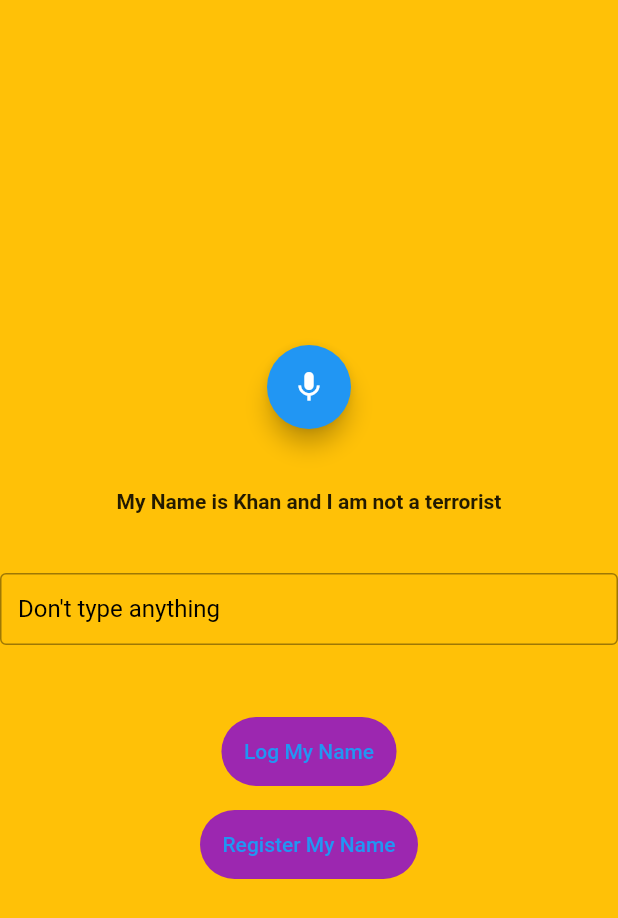
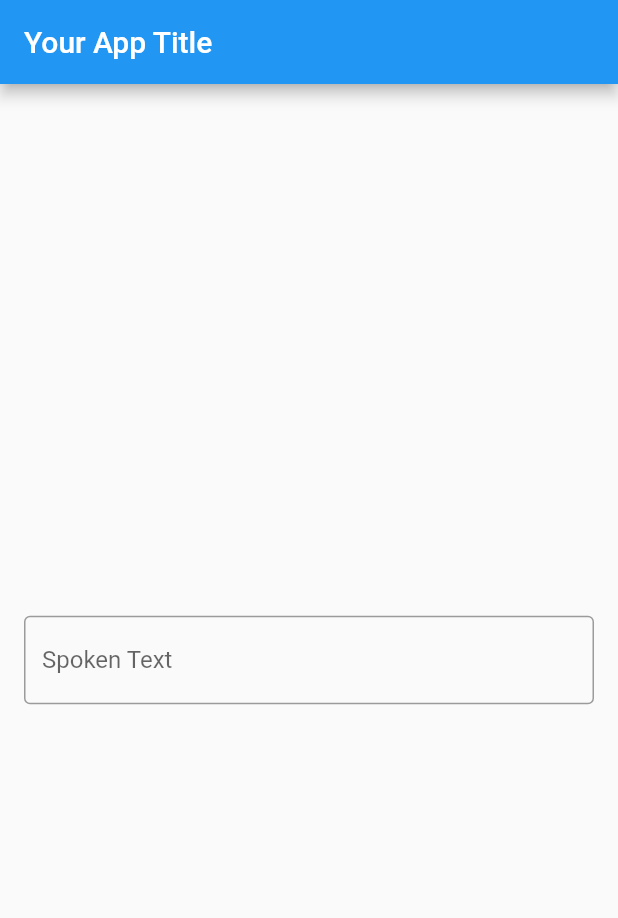
Before and after one commit to SajitDahal/flutterProject, a Flutter app: the screen it shows after launch, on a phone screen of 412 x 824 dp. Shown: the top 918 px of the screen. Run offline on Flutter 3.47's test engine with Material 2 defaults, Android fonts, the light colour scheme and no system bars; our stand-ins replace device_info_plus, flutter_local_notifications, shared_preferences, speech_to_text; missing offline and left inert: flutter_background_service, flutter_background_service_android; Roboto replaces fonts that are missing (Times New Roman).

Commit message:
voice relistens

```diff
--- a/lib/firstpage.dart
+++ b/lib/firstpage.dart
@@ -1,129 +1,89 @@
-import 'dart:async';
-import 'dart:ui';
+import 'package:flutter/material.dart';
+import 'package:speech_to_text/speech_to_text.dart';
 
-import 'package:flutter/material.dart';
-// ignore: unused_import
-import 'package:speech_to_text/speech_to_text.dart';
-import 'package:voiceapp/speechapi.dart';
-
-// ignore: unused_import
-import 'package:device_policy_manager/device_policy_manager.dart';
-// ignore: camel_case_types
-class firstpage extends StatefulWidget {
-  const firstpage({super.key});
+class FirstPage extends StatefulWidget {
+  const FirstPage({Key? key}) : super(key: key);
 
   @override
-  State<firstpage> createState() => _firstpageState();
-
+  State<FirstPage> createState() => _FirstPageState();
 }
 
+class _FirstPageState extends State<FirstPage> {
+  final SpeechToText _speech = SpeechToText();
+  bool _isListening = false;
+  String _recognizedText = '';
 
-// ignore: camel_case_types
-class _firstpageState extends State<firstpage> {
+  @override
+  void initState() {
+    super.initState();
+    _initSpeechRecognition();
+  }
 
-  String text = 'My Name is Khan and I am not a terrorist';
-  String tryText = 'Click';
-  final displayOneController = TextEditingController();
+  void _initSpeechRecognition() async {
+    bool available = await _speech.initialize(
+      onStatus: (status) {
+        if (status == 'notListening') {
+          setState(() {
+            _isListening = false;
+          });
+          _startListening(); // Feri sunnn
+        }
+      },
+      onError: (errorNotification) {
+        print('Error: $errorNotification');
+      },
+    );
 
+    if (available) {
+      _startListening(); // Start listening initially
+    }
+  }
+
+  void _startListening() async {
+    setState(() {
+      _isListening = true;
+      _recognizedText = ''; // Clear previous recognized text
+    });
+
+    await _speech.listen(
+      onResult: (result) {
+        setState(() {
+          _recognizedText =
+              result.recognizedWords; // Accumulate recognized words
+        });
+
+        if (_recognizedText.toLowerCase().contains("stop listening")) {
+          // Handle the action when "stop listening" is detected
+          setState(() {
+            _isListening = false; // Stop listening
+          });
+        }
+      },
+    );
+  }
 
   @override
   Widget build(BuildContext context) {
-    var checkMic = false;
-
-    void togglerecording() {
-    SpeechApi.toggleRecord(
-      onResult: (text) => setState(() =>
-        (this.text = text)),
-    );
-    }
-
-
-    void snakky(){
-            tryText = displayOneController.text;
-            var snackbar = SnackBar(content: Text(tryText,style: const TextStyle(
-              color: Colors.lightBlue,
-            ),));
-            Scaffold(body: snackbar);
-            ScaffoldMessenger.of(context).showSnackBar(snackbar);
-      }
-
     return Scaffold(
-      backgroundColor: Colors.amber,
-      body:
-          Center(
-            child: Column(
-              mainAxisAlignment: MainAxisAlignment.center,
-              children: [ FloatingActionButton(
-
-                onPressed:togglerecording,
-                  child: const Icon(Icons.mic),
-                ),
-
-                const SizedBox(
-                  height: 40,
-                ),
-                Text(text, key: const Key('text'), style: const TextStyle(
-                  fontFamily: 'Times New Roman',
-                  fontWeight: FontWeight.w700,
-                ),),
-                const SizedBox(
-                  height: 40,
-                ),
-                 SafeArea(
-                  child:TextField(
-                    cursorColor: Colors.black38,
-                    controller: displayOneController,
-                    decoration: const InputDecoration(
-                      hintText: "Don't type anything",
-                      hintStyle: TextStyle(
-                        color: Colors.black,
-                      ),
-                      contentPadding: EdgeInsets.all(12.0),
-                      border:  OutlineInputBorder(
-                        borderSide: BorderSide(
-                          color: Colors.black,
-                        ),
-                      ),
-                      focusedBorder: OutlineInputBorder(
-                        borderSide: BorderSide(
-                          color: Colors.black,
-                        ),
-                      ),
-                    ),
-                  ),
-                  ),
-                  const SizedBox(
-                  height: 40,
-                ),
-              TextButton(onPressed:()=>{ setState(() {
-                snakky();
-              })},
-               child: Container(
-                padding: const EdgeInsets.all(15.0),
-                decoration:const BoxDecoration(
-                  borderRadius: BorderRadius.all(Radius.circular(25)),
-                  color: Colors.purple,
-                ),
-                child:const Text('Log My Name'),
-               )
-               ),
-               TextButton(onPressed:()=>{ setState(() {
-                snakky();
-              })},
-               child: Container(
-                padding: const EdgeInsets.all(15.0),
-                decoration:const BoxDecoration(
-                  borderRadius: BorderRadius.all(Radius.circular(25)),
-                  color: Colors.purple,
-                ),
-                child:const Text('Register My Name'),
-               )
-               ),
-              ]
+      appBar: AppBar(
+        title: Text('Your App Title'),
+      ),
+      body: Padding(
+        padding: const EdgeInsets.all(16.0),
+        child: Column(
+          mainAxisAlignment: MainAxisAlignment.center,
+          children: <Widget>[
+            TextField(
+              decoration: InputDecoration(
+                labelText: 'Spoken Text',
+                border: OutlineInputBorder(),
+              ),
+              readOnly: true,
+              controller: TextEditingController(text: _recognizedText),
             ),
-          ),
-
+          ],
+        ),
+      ),
     );
   }
-
 }
--- a/lib/main.dart
+++ b/lib/main.dart
@@ -1,29 +1,25 @@
 import 'package:flutter/material.dart';
-import 'package:voiceapp/background.dart';
 import 'package:voiceapp/firstpage.dart';
 
-void main()async{
-
-  runApp(
-    const MyApp()
-
-    );
-    WidgetsFlutterBinding.ensureInitialized();
-    await initializeService();
-
-
-    // await initservice();
+void main() async {
+  runApp(const MyApp());
 }
 
-
 class MyApp extends StatelessWidget {
-  const MyApp({super.key});
+  const MyApp({Key? key}) : super(key: key);
 
   @override
   Widget build(BuildContext context) {
-    return const MaterialApp(
-
-      home: firstpage(),
+    return MaterialApp(
+      title: 'voice',
+      theme: ThemeData(
+        primarySwatch: Colors.blue,
+      ),
+      home: const FirstPage(),
     );
   }
 }
+
+void yourAppInitialization() {
+
+}
--- a/lib/speechapi.dart
+++ /dev/null
@@ -1,19 +0,0 @@
-import 'package:speech_to_text/speech_to_text.dart';
-
-class SpeechApi{
-  static final _speech = SpeechToText();
-
-  static Future <bool> toggleRecord({
-    required Function (String text) onResult,})async{
-      final isavailable = await _speech.initialize();
-
-      if(isavailable){
-        _speech.listen(
-          onResult: (value){
-            onResult(value.recognizedWords);
-          }
-        );
-      }
-      return isavailable;
-    }
-}
```
Also changed, not shown: lib/speech.dart (added, +28 -0 lines), pubspec.yaml (+3 -4 lines), pubspec.lock, 24 other files.
